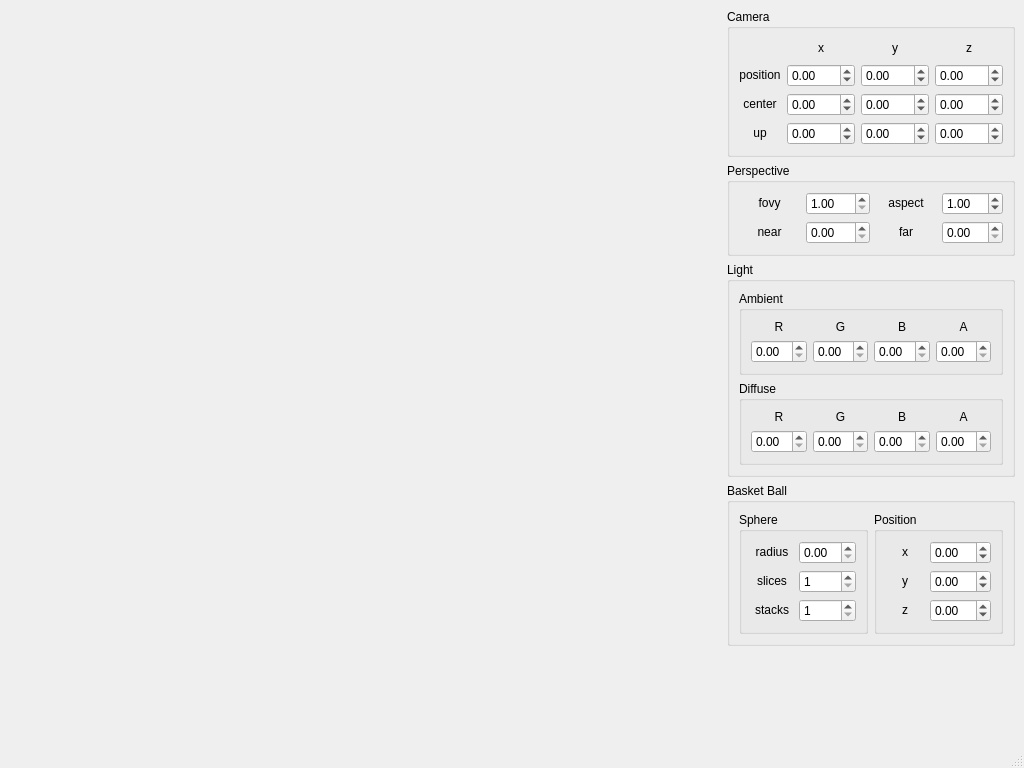
This is MainWindow.ui in lastland/BasketballGym as Qt 5 draws it before an edit. The edited form follows.
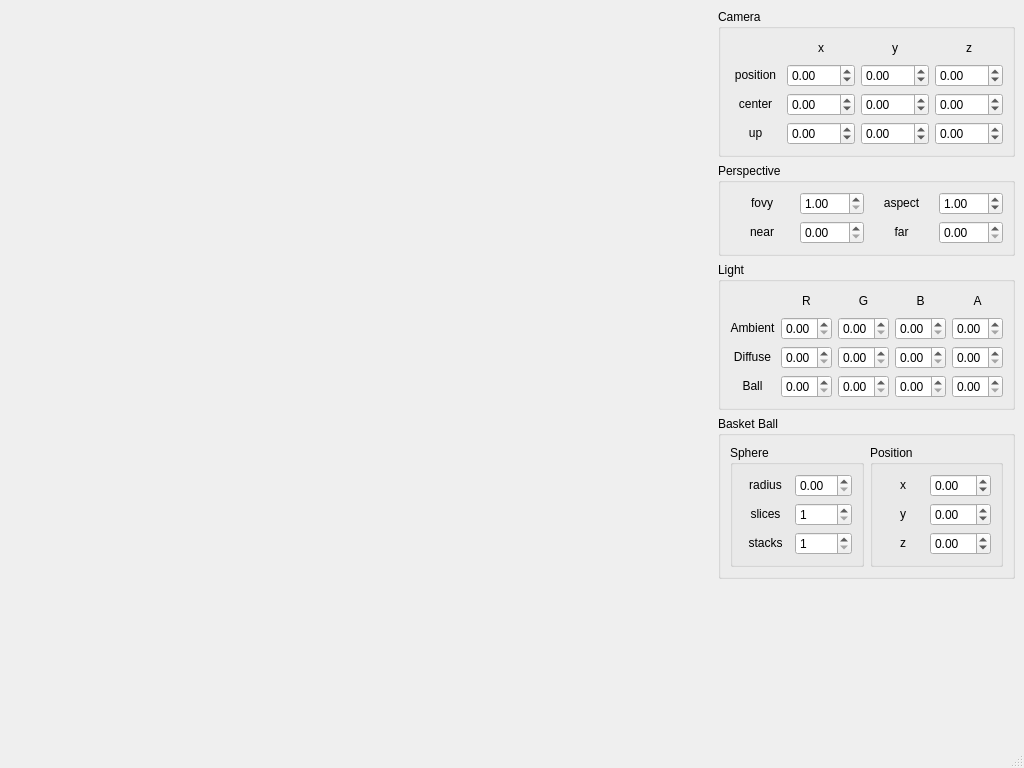
This is the edited form.

Commit message: Add ball material for light.

```diff
--- a/MainWindow.ui
+++ b/MainWindow.ui
@@ -20,7 +20,7 @@
    <string>Gym</string>
   </property>
   <widget class="QWidget" name="centralwidget">
-   <layout class="QHBoxLayout" name="horizontalLayout_2" stretch="6,1">
+   <layout class="QHBoxLayout" name="horizontalLayout_2" stretch="7,1">
     <item>
      <layout class="QVBoxLayout" name="scenePartLayout">
       <property name="spacing">
@@ -328,35 +328,51 @@
         <property name="title">
          <string>Light</string>
         </property>
-        <layout class="QGridLayout" name="gridLayout_8">
-         <item row="0" column="0">
-          <widget class="QGroupBox" name="groupBox">
-           <property name="title">
-            <string>Ambient</string>
-           </property>
            <layout class="QGridLayout" name="gridLayout_4">
             <item row="0" column="0">
+          <spacer name="horizontalSpacer_3">
+           <property name="orientation">
+            <enum>Qt::Horizontal</enum>
+           </property>
+           <property name="sizeHint" stdset="0">
+            <size>
+             <width>40</width>
+             <height>20</height>
+            </size>
+           </property>
+          </spacer>
+         </item>
+         <item row="0" column="1">
              <widget class="QLabel" name="label_13">
               <property name="text">
                <string>&lt;center&gt;R&lt;/center&gt;</string>
               </property>
-             </widget>
-            </item>
-            <item row="0" column="1">
+           <property name="buddy">
+            <cstring>lightAmbientRBox</cstring>
+           </property>
+          </widget>
+         </item>
+         <item row="0" column="2">
              <widget class="QLabel" name="label_14">
               <property name="text">
                <string>&lt;center&gt;G&lt;/center&gt;</string>
               </property>
-             </widget>
-            </item>
-            <item row="0" column="2">
+           <property name="buddy">
+            <cstring>lightAmbientGBox</cstring>
+           </property>
+          </widget>
+         </item>
+         <item row="0" column="3">
              <widget class="QLabel" name="label_15">
               <property name="text">
                <string>&lt;center&gt;B&lt;/center&gt;</string>
               </property>
-             </widget>
-            </item>
-            <item row="0" column="3">
+           <property name="buddy">
+            <cstring>lightAmbientBBox</cstring>
+           </property>
+          </widget>
+         </item>
+         <item row="0" column="4">
              <widget class="QLabel" name="label_16">
               <property name="text">
                <string>&lt;center&gt;A&lt;/center&gt;</string>
@@ -364,6 +380,16 @@
              </widget>
             </item>
             <item row="1" column="0">
+          <widget class="QLabel" name="label_21">
+           <property name="text">
+            <string>&lt;center&gt;Ambient&lt;/center&gt;</string>
+           </property>
+           <property name="buddy">
+            <cstring>lightAmbientRBox</cstring>
+           </property>
+          </widget>
+         </item>
+         <item row="1" column="1">
              <widget class="QDoubleSpinBox" name="lightAmbientRBox">
               <property name="maximum">
                <double>1.000000000000000</double>
@@ -373,7 +399,7 @@
               </property>
              </widget>
             </item>
-            <item row="1" column="1">
+         <item row="1" column="2">
              <widget class="QDoubleSpinBox" name="lightAmbientGBox">
               <property name="maximum">
                <double>1.000000000000000</double>
@@ -383,7 +409,7 @@
               </property>
              </widget>
             </item>
-            <item row="1" column="2">
+         <item row="1" column="3">
              <widget class="QDoubleSpinBox" name="lightAmbientBBox">
               <property name="maximum">
                <double>1.000000000000000</double>
@@ -393,7 +419,7 @@
               </property>
              </widget>
             </item>
-            <item row="1" column="3">
+         <item row="1" column="4">
              <widget class="QDoubleSpinBox" name="lightAmbientABox">
               <property name="maximum">
                <double>1.000000000000000</double>
@@ -403,44 +429,17 @@
               </property>
              </widget>
             </item>
-           </layout>
-          </widget>
-         </item>
-         <item row="1" column="0">
-          <widget class="QGroupBox" name="groupBox_2">
-           <property name="title">
-            <string>Diffuse</string>
-           </property>
-           <layout class="QGridLayout" name="gridLayout_7">
-            <item row="0" column="0">
-             <widget class="QLabel" name="label_21">
-              <property name="text">
-               <string>&lt;center&gt;R&lt;/center&gt;</string>
-              </property>
-             </widget>
-            </item>
-            <item row="0" column="1">
+         <item row="2" column="0">
              <widget class="QLabel" name="label_22">
               <property name="text">
-               <string>&lt;center&gt;G&lt;/center&gt;</string>
-              </property>
-             </widget>
-            </item>
-            <item row="0" column="2">
-             <widget class="QLabel" name="label_23">
-              <property name="text">
-               <string>&lt;center&gt;B&lt;/center&gt;</string>
+            <string>&lt;center&gt;Diffuse&lt;/center&gt;</string>
+           </property>
+           <property name="buddy">
+            <cstring>lightDiffuseRBox</cstring>
               </property>
              </widget>
             </item>
-            <item row="0" column="3">
-             <widget class="QLabel" name="label_24">
-              <property name="text">
-               <string>&lt;center&gt;A&lt;/center&gt;</string>
-              </property>
-             </widget>
-            </item>
-            <item row="1" column="0">
+         <item row="2" column="1">
              <widget class="QDoubleSpinBox" name="lightDiffuseRBox">
               <property name="maximum">
                <double>1.000000000000000</double>
@@ -450,7 +449,7 @@
               </property>
              </widget>
             </item>
-            <item row="1" column="1">
+         <item row="2" column="2">
              <widget class="QDoubleSpinBox" name="lightDiffuseGBox">
               <property name="maximum">
                <double>1.000000000000000</double>
@@ -460,7 +459,7 @@
               </property>
              </widget>
             </item>
-            <item row="1" column="2">
+         <item row="2" column="3">
              <widget class="QDoubleSpinBox" name="lightDiffuseBBox">
               <property name="maximum">
                <double>1.000000000000000</double>
@@ -470,7 +469,7 @@
               </property>
              </widget>
             </item>
-            <item row="1" column="3">
+         <item row="2" column="4">
              <widget class="QDoubleSpinBox" name="lightDiffuseABox">
               <property name="maximum">
                <double>1.000000000000000</double>
@@ -480,7 +479,54 @@
               </property>
              </widget>
             </item>
-           </layout>
+         <item row="3" column="0">
+          <widget class="QLabel" name="label_23">
+           <property name="text">
+            <string>&lt;center&gt;Ball&lt;/center&gt;</string>
+           </property>
+           <property name="buddy">
+            <cstring>ballLightRBox</cstring>
+           </property>
+          </widget>
+         </item>
+         <item row="3" column="1">
+          <widget class="QDoubleSpinBox" name="ballLightRBox">
+           <property name="maximum">
+            <double>1.000000000000000</double>
+           </property>
+           <property name="singleStep">
+            <double>0.100000000000000</double>
+           </property>
+          </widget>
+         </item>
+         <item row="3" column="2">
+          <widget class="QDoubleSpinBox" name="ballLightGBox">
+           <property name="maximum">
+            <double>1.000000000000000</double>
+           </property>
+           <property name="singleStep">
+            <double>0.100000000000000</double>
+           </property>
+          </widget>
+         </item>
+         <item row="3" column="3">
+          <widget class="QDoubleSpinBox" name="ballLightBBox">
+           <property name="maximum">
+            <double>1.000000000000000</double>
+           </property>
+           <property name="singleStep">
+            <double>0.100000000000000</double>
+           </property>
+          </widget>
+         </item>
+         <item row="3" column="4">
+          <widget class="QDoubleSpinBox" name="ballLightABox">
+           <property name="maximum">
+            <double>1.000000000000000</double>
+           </property>
+           <property name="singleStep">
+            <double>0.100000000000000</double>
+           </property>
           </widget>
          </item>
         </layout>
```
Left out of the diff: 7 changed lines with no effect on the pictures. Lines whose indentation alone changed are shown as unchanged. The commit also changes 2 other files.
